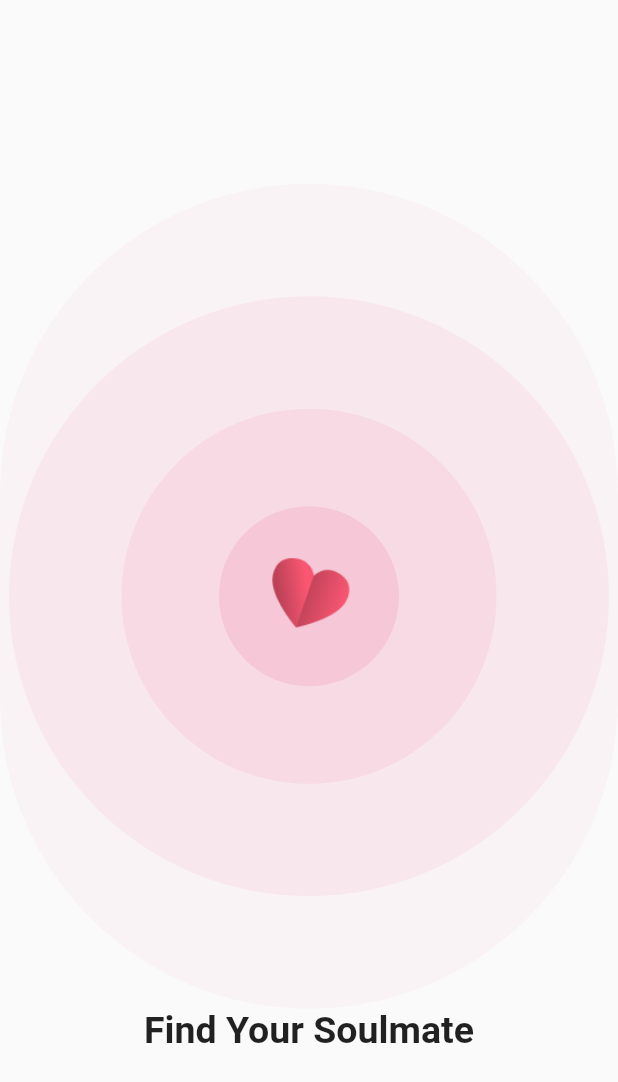
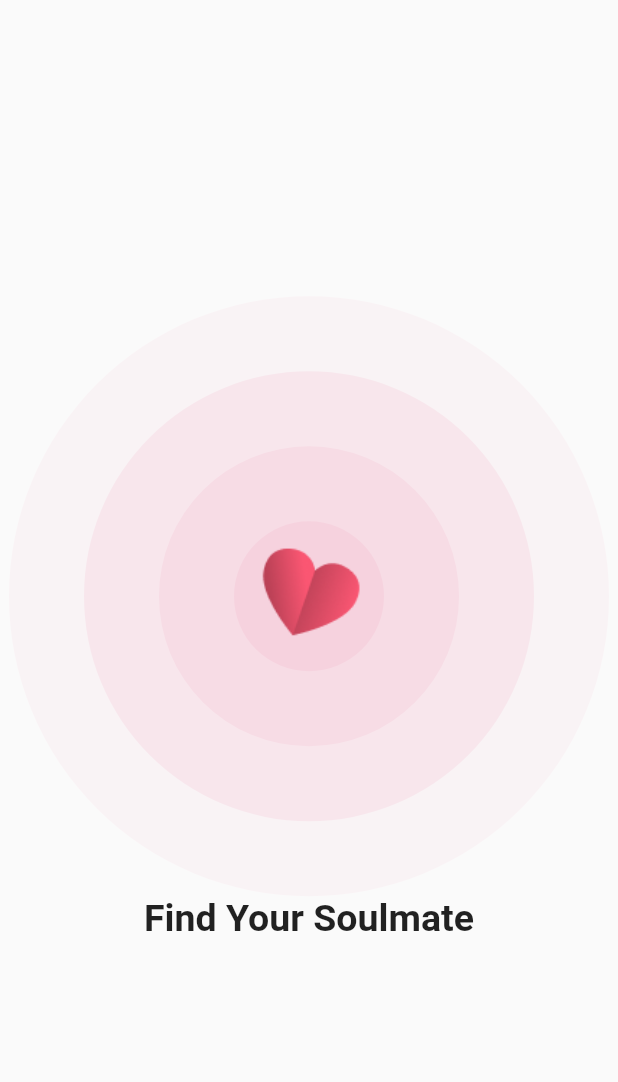
Before and after one commit to nadeeshapathiraja/final_assignment_01, a Flutter app: the FrontScreen screen opened directly, on a phone screen of 412 x 824 dp. Shown: the top 1082 px of the screen. Run offline on Flutter 3.47's test engine with Material 2 defaults, Android fonts, the phone set to English and light mode, and no system bars; our stand-ins replace animate_do, awesome_dialog, email_validator; Roboto replaces fonts that are missing (bold).

Commit message:
add clear code

```diff
--- a/lib/front_screen.dart
+++ b/lib/front_screen.dart
@@ -26,88 +26,77 @@ class _FrontScreenState extends State<FrontScreen> {
   Widget build(BuildContext context) {
     var size = MediaQuery.of(context).size;
     return Scaffold(
-      body: Container(
-        width: double.infinity,
-        child: Column(
+      body: Column(
         mainAxisAlignment: MainAxisAlignment.center,
+        crossAxisAlignment: CrossAxisAlignment.center,
         children: [
-            Transform(
-              transform: Matrix4.diagonal3Values(1, 1, 1),
+          Center(
             child: Stack(
               alignment: Alignment.center,
               children: [
-                  Pulse(
-                    delay: Duration(milliseconds: 1000),
-                    duration: Duration(milliseconds: 1000),
-                    child: Container(
-                      width: 550,
-                      height: 550,
-                      decoration: BoxDecoration(
-                        color: Colors.pink.withOpacity(0.03),
-                        borderRadius: BorderRadius.circular(400.0),
+                CircleWidget(
+                  widthval: 400,
+                  heightval: 400,
+                  opacityval: 0.03,
+                ),
+                CircleWidget(
+                  widthval: 300,
+                  heightval: 300,
+                  opacityval: 0.06,
+                ),
+                CircleWidget(
+                  widthval: 200,
+                  heightval: 200,
+                  opacityval: 0.05,
+                ),
+                CircleWidget(
+                  widthval: 100,
+                  heightval: 100,
+                  opacityval: 0.05,
+                ),
+                Image.asset(
+                  "assets/images/XMLID 1.png",
+                  width: 150,
+                )
+              ],
             ),
           ),
-                  ),
-                  Pulse(
-                    delay: Duration(milliseconds: 1000),
-                    duration: Duration(milliseconds: 1000),
-                    child: Container(
-                      width: 400,
-                      height: 400,
-                      decoration: BoxDecoration(
-                        color: Colors.pink.withOpacity(0.05),
-                        borderRadius: BorderRadius.circular(400.0),
-                      ),
-                    ),
-                  ),
-                  Pulse(
-                    delay: Duration(milliseconds: 1000),
-                    duration: Duration(milliseconds: 1000),
-                    child: Container(
-                      width: 250,
-                      height: 250,
-                      decoration: BoxDecoration(
-                        color: Colors.pink.withOpacity(0.07),
-                        borderRadius: BorderRadius.circular(400.0),
-                      ),
-                    ),
-                  ),
-                  Pulse(
-                    delay: Duration(milliseconds: 1000),
-                    duration: Duration(milliseconds: 1000),
-                    child: Container(
-                      width: 120,
-                      height: 120,
-                      decoration: BoxDecoration(
-                        color: Colors.pink.withOpacity(0.1),
-                        borderRadius: BorderRadius.circular(400.0),
-                      ),
-                    ),
-                  ),
-                  ZoomIn(
-                    delay: Duration(milliseconds: 1000),
-                    duration: Duration(milliseconds: 1000),
-                    child: Container(
-                      child: Image.asset(
-                        "assets/images/XMLID 1.png",
-                        width: 120,
-                      ),
+          Text(
+            "Find Your Soulmate",
+            style: TextStyle(
+              fontSize: 25,
+              fontWeight: FontWeight.bold,
             ),
           ),
         ],
       ),
-            ),
-            Container(
-              child: Text(
-                "Find Your Soulmate",
-                style: TextStyle(
-                  fontSize: 25,
-                  fontWeight: FontWeight.bold,
-                  fontFamily: 'bold',
-                ),
-              ),
-            ),
-          ],
+    );
+  }
+}
+
+class CircleWidget extends StatelessWidget {
+  const CircleWidget({
+    Key? key,
+    required this.widthval,
+    required this.heightval,
+    required this.opacityval,
+  }) : super(key: key);
+
+  final double widthval;
+  final double heightval;
+  final double opacityval;
+
+  @override
+  Widget build(BuildContext context) {
+    return SingleChildScrollView(
+      scrollDirection: Axis.horizontal,
+      physics: const NeverScrollableScrollPhysics(),
+      child: Container(
+        width: widthval,
+        height: heightval,
+        decoration: BoxDecoration(
+          color: Colors.pink.withOpacity(opacityval),
+          borderRadius: BorderRadius.circular(400.0),
         ),
       ),
     );
--- a/lib/home.dart
+++ b/lib/home.dart
@@ -31,7 +31,7 @@ class _HomeState extends State<Home> {
                 ),
               ),
               Text(
-                "வரவேற்பு",
+                "வணக்கம்",
                 style: TextStyle(
                   fontWeight: FontWeight.bold,
                   fontSize: 20,
--- a/lib/login_screen.dart
+++ b/lib/login_screen.dart
@@ -1,3 +1,4 @@
+import 'package:animate_do/animate_do.dart';
 import 'package:assignment/home.dart';
 import 'package:assignment/register_screen.dart';
 import 'package:assignment/splash_screen.dart';
@@ -37,15 +38,23 @@ class _LogInScreenState extends State<LogInScreen> {
                         width: screenSize.width / 3,
                         child: Column(
                           children: [
-                            Container(
+                            ElasticIn(
+                              delay: Duration(milliseconds: 500),
+                              duration: Duration(milliseconds: 3000),
+                              child: Container(
                                 width: screenSize.width / 3,
                                 child: Image.asset("assets/images/XMLID 1.png"),
                               ),
-                            Text(
+                            ),
+                            FadeIn(
+                              delay: Duration(milliseconds: 1000),
+                              duration: Duration(milliseconds: 3000),
+                              child: Text(
                                 "Login to a lovely life.",
                                 style: TextStyle(
                                   fontWeight: FontWeight.bold,
                                   fontSize: 30.0,
+                                ),
                               ),
                             )
                           ],
--- a/lib/register_screen.dart
+++ b/lib/register_screen.dart
@@ -26,6 +26,7 @@ class _RegisterScreenState extends State<RegisterScreen> {
         physics: BouncingScrollPhysics(),
         child: Center(
           child: Container(
+            color: Colors.white,
             padding: EdgeInsets.all(20.0),
             child: Column(
               children: [
--- a/lib/splash_screen.dart
+++ b/lib/splash_screen.dart
@@ -1,3 +1,4 @@
+import 'package:animate_do/animate_do.dart';
 import 'package:assignment/login_screen.dart';
 import 'package:flutter/material.dart';
 import 'package:awesome_dialog/awesome_dialog.dart';
@@ -20,9 +21,13 @@ class _SplashScreenState extends State<SplashScreen> {
           //crossAxisAlignment: CrossAxisAlignment.center,
           mainAxisAlignment: MainAxisAlignment.center,
           children: [
-            Container(
-              height: 4 * screenSize.height / 9,
-              child: Image.asset("assets/images/Group 9image_grp.png"),
+            ElasticIn(
+              delay: Duration(milliseconds: 500),
+              duration: Duration(milliseconds: 3000),
+              child: Container(
+                height: 4 * screenSize.height / 9,
+                child: Image.asset("assets/images/Group 9image_grp.png"),
+              ),
             ),
             SizedBox(height: 30.0),
             Row(
--- a/lib/truble_login_page.dart
+++ b/lib/truble_login_page.dart
@@ -24,6 +24,7 @@ class _TrubleLogState extends State<TrubleLog> {
         physics: BouncingScrollPhysics(),
         child: Center(
           child: Container(
+            color: Colors.white,
             padding: EdgeInsets.all(20.0),
             child: Column(
               children: [
```
Lines whose indentation alone changed are shown as unchanged.
